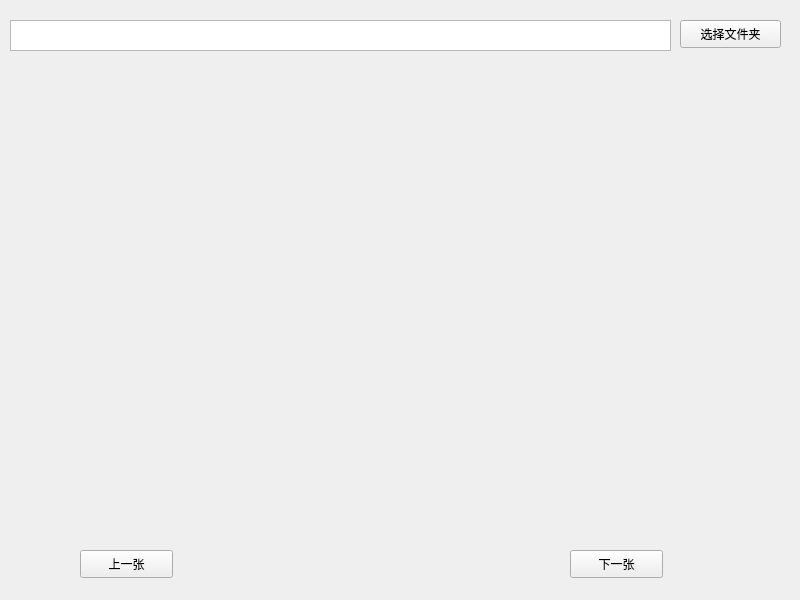
Qt form ui/displayPicture.ui (wxbj/openCV-Automatic-Grading-System) before a commit.
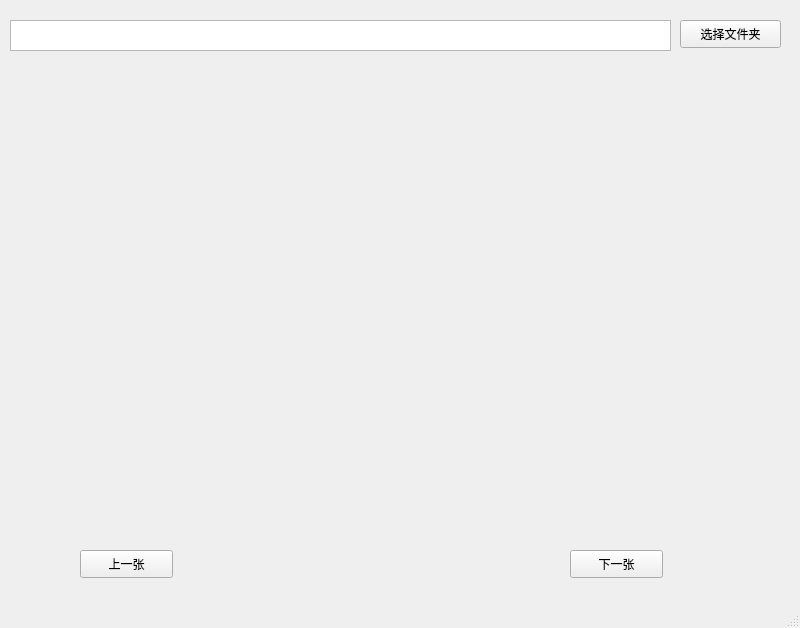
The same form after that commit.

```diff
--- a/ui/displayPicture.ui
+++ b/ui/displayPicture.ui
@@ -7,7 +7,7 @@
     <x>0</x>
     <y>0</y>
     <width>800</width>
-    <height>600</height>
+    <height>628</height>
    </rect>
   </property>
   <property name="windowTitle">
@@ -77,6 +77,7 @@
     </property>
    </widget>
   </widget>
+  <widget class="QStatusBar" name="statusBarDisplayPicture"/>
  </widget>
  <resources/>
  <connections/>
```
